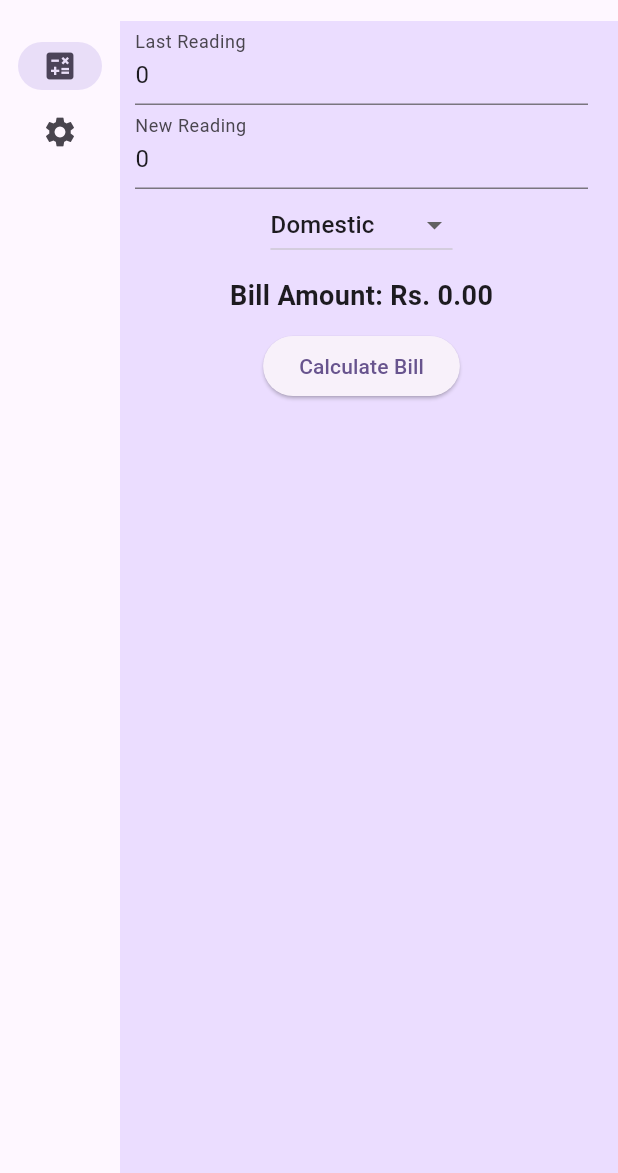
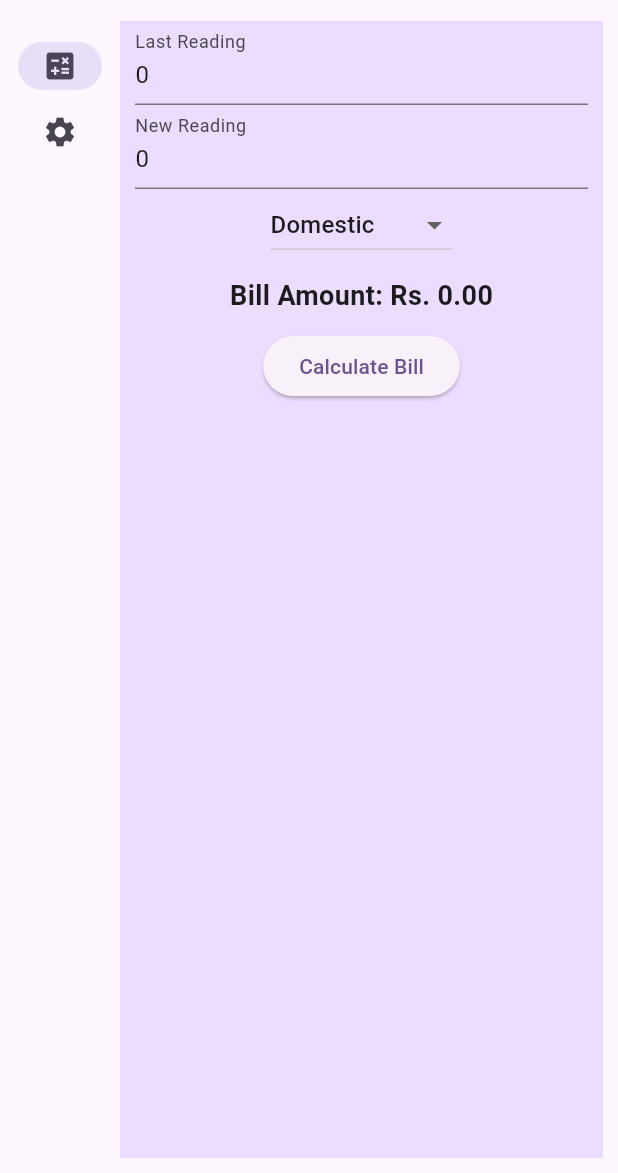
Before and after one commit to zaibugemi/bill_cal, a Flutter app: the screen it shows after launch, on a phone screen of 412 x 824 dp, the part 63-1236 px from its top. Run offline on Flutter 3.47's test engine with Material 2 defaults, Android fonts, the phone set to English and light mode, and no system bars.

Commit message:
feat: add right + bottom margin to screens

```diff
--- a/lib/main.dart
+++ b/lib/main.dart
@@ -83,7 +83,7 @@ class _MyHomePageState extends State<MyHomePage> {
               )),
               Expanded(
                   child: Container(
-                padding: const EdgeInsets.only(right: 10.0),
+                margin: const EdgeInsets.only(right: 10.0, bottom: 10.0),
                 color: Theme.of(context).colorScheme.primaryContainer,
                 child: page,
               ))
```
